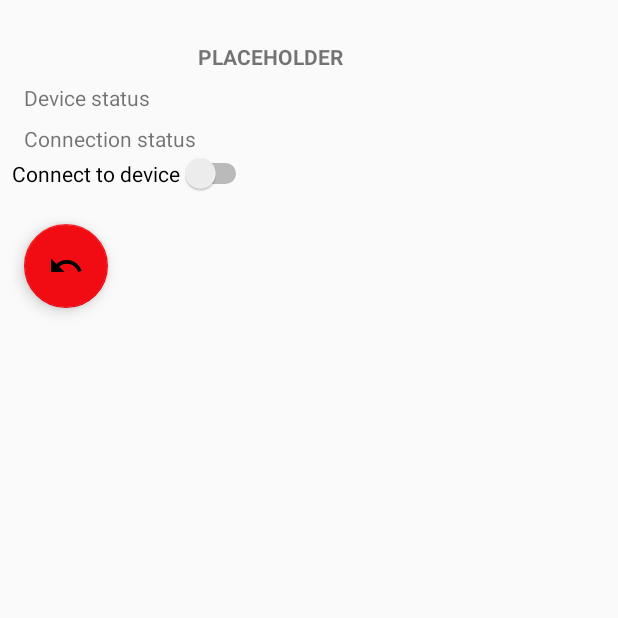
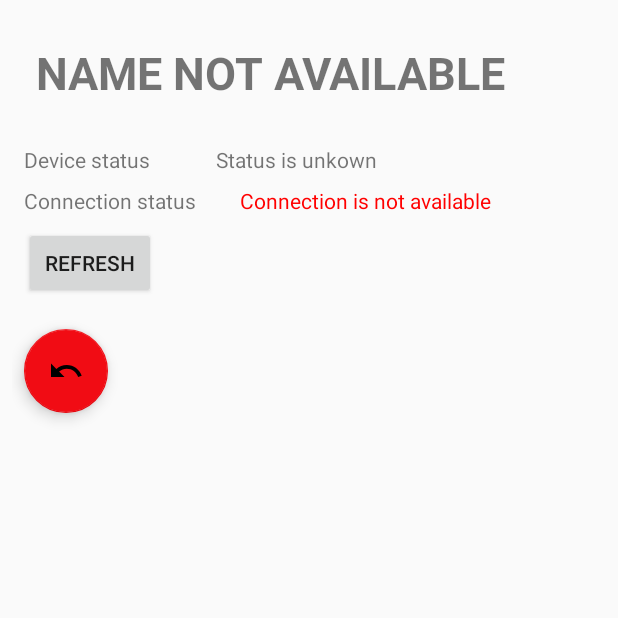
Before and after one commit to Gitvalt/androidDevResearchProject, an Android app: the fragment BluetoothDeviceFragment placed in its activity, on a phone screen of 412 x 824 dp, the top half of it. Run offline under Robolectric (Android 15) with nearby library versions, the phone set to English and light mode, and no system bars; 5 statements that could not run were skipped.

Commit message:
transfering data to fragment works, still bugs in connection status testing

```diff
--- a/BluetoothProject/app/src/main/java/com/ddcv/jamk/dev/bluetooth/myapplication/BluetoothConnectionManager.java
+++ b/BluetoothProject/app/src/main/java/com/ddcv/jamk/dev/bluetooth/myapplication/BluetoothConnectionManager.java
@@ -292,8 +292,6 @@ public class BluetoothConnectionManager {
         }
     }
 
-
-
     /**
      * 1. create "BluetoothClien"-thread socket to the SelectedDevice
      * 2. send message to device
@@ -333,24 +331,90 @@ public class BluetoothConnectionManager {
 
     }
 
+    /**
+     * Receive messages from other device via bluetooth
+     * @param device
+     */
     public void getMessages(BluetoothDevice device){
         BluetoothClient_Listen listenThread = new BluetoothClient_Listen();
         listenThread.run();
     }
 
+    /**
+     * Check if device with $MAC has been found
+     * @param MAC Physical address of the device
+     * @return BluetoothDevice-object
+     */
+    public BluetoothDevice getDeviceWithMac(String MAC)
+    {
+        if(foundDevices.size() < 0)
+        {
+            //there are no found devices
+            return null;
+        }
+        else
+        {
+            if(foundDevices.containsKey(MAC)){
+                //Devices does exist!
+                return foundDevices.get(MAC);
+            }
+            else
+            {
+                //device does not exist
+                return null;
+            }
+        }
+    }
+
+
+
+    /**
+     * Check if connection to defined device can be created
+     * @param Device Target for connection
+     * @return true or false
+     */
+    public boolean testConnection(BluetoothDevice Device)
+    {
+        BluetoothClient client = new BluetoothClient(Device);
+        BluetoothSocket socket = client.mSocket;
+
+        boolean status;
+
+        if(client.mSocket == null)
+        {
+            status = false;
+        }
+        else if(client.getSocket().isConnected())
+        {
+
+            status = true;
+
+            //closes connection and returns the response
+            client.cancel();
+
+            return true;
+        }
+        else
+        {
+            status = false;
+        }
+
+        return status;
+    }
 
     //When connection to the device has been established:
 
     /**
      * @class   BluetoothClient     Connect as a client to bluetooth device
      */
-    public class BluetoothClient extends Thread {
+    public class BluetoothClient extends Thread
+    {
 
         /**
          * @member  mSocket     Socket that is used to communicate with the device
          * @member  mDevice     Device that is to be communicated with
          */
-        private final BluetoothSocket mSocket;
+        public final BluetoothSocket mSocket;
         private final BluetoothDevice mDevice;
 
         //Constructor
@@ -458,7 +522,8 @@ public class BluetoothConnectionManager {
     /**
      * @class   BluetoothClient_Listen     receive Bluetooth communication from other devices (act as a server)
      */
-    public class BluetoothClient_Listen extends Thread {
+    public class BluetoothClient_Listen extends Thread
+    {
 
         private final BluetoothServerSocket mServerSocket;
         private static final String NAME = "Android phone client";
@@ -513,7 +578,8 @@ public class BluetoothConnectionManager {
     /**
      * @class   BluetoothClient_Write     Manage connection between two devices
      */
-    public class BluetoothClient_Write extends Thread{
+    public class BluetoothClient_Write extends Thread
+    {
 
         /**
          * @member  mSocket         Contains target bluetoothsocket
--- a/BluetoothProject/app/src/main/java/com/ddcv/jamk/dev/bluetooth/myapplication/BluetoothDeviceFragment.java
+++ b/BluetoothProject/app/src/main/java/com/ddcv/jamk/dev/bluetooth/myapplication/BluetoothDeviceFragment.java
@@ -3,11 +3,15 @@ package com.ddcv.jamk.dev.bluetooth.myapplication;
 import android.app.Fragment;
 import android.bluetooth.BluetoothDevice;
 import android.content.Context;
+import android.graphics.Color;
 import android.os.Bundle;
+import android.os.Handler;
 import android.support.annotation.Nullable;
 import android.view.LayoutInflater;
 import android.view.View;
 import android.view.ViewGroup;
+import android.widget.Button;
+import android.widget.TextView;
 
 /**
  * Created by K1967 on 7.11.2017.
@@ -18,13 +22,110 @@ public class BluetoothDeviceFragment extends android.support.v4.app.Fragment {
     /**
      * @member  BluetoothDevice  mBluetoothDevice    The selected bluetooth device
      */
+    private BluetoothDevice mBluetoothDevice;
 
-    private BluetoothDevice mBluetoothDevice;
+    private TextView deviceAddress;
+    private TextView deviceBondStatus;
+    private TextView deviceConnectionStatus;
+
 
     /**
      * @return  Response with copy of the selected mBluetoothDevice
      */
     public BluetoothDevice getSelectedBluetoothDevice() { return mBluetoothDevice; }
+
+
+    @Nullable
+    @Override
+    public View onCreateView(LayoutInflater inflater, @Nullable ViewGroup container, Bundle savedInstanceState) {
+        View view = inflater.inflate(R.layout.bluetooth_device_fragment, container, false);
+
+        deviceAddress = view.findViewById(R.id.deviceName);
+        deviceBondStatus = view.findViewById(R.id.deviceStatus);
+        deviceConnectionStatus = view.findViewById(R.id.connectionStatus);
+
+        String deviceName = getArguments().getString("Name");
+
+        if(deviceName == null)
+        {
+            deviceAddress.setText("Name not available");
+        }
+        else
+        {
+            deviceAddress.setText(deviceName);
+        }
+
+
+        int bondStatus = getArguments().getInt("Bond_Status");
+        int bondStatus_text;
+
+        switch (bondStatus)
+        {
+            case BluetoothDevice.BOND_BONDED:
+                bondStatus_text = R.string.Bonded;
+                break;
+
+            case BluetoothDevice.BOND_NONE:
+                bondStatus_text = R.string.noBond;
+                break;
+
+            default:
+                bondStatus_text = R.string.unkown_status;
+                break;
+        }
+
+        deviceBondStatus.setText(bondStatus_text);
+
+        Button button = (Button) view.findViewById(R.id.retry_connection_button);
+        button.setOnClickListener(new View.OnClickListener() {
+            @Override
+            public void onClick(View view) {
+                deviceConnectionStatus.setText(R.string.conn_testing);
+                reloadConnectionStatus();
+            }
+        });
+
+        deviceConnectionStatus.setText(R.string.conn_testing);
+        reloadConnectionStatus();
+
+        return view;
+    }
+
+    private void setConnectionStatus(boolean status)
+    {
+        if(status)
+        {
+            deviceConnectionStatus.setText(R.string.conn_available);
+            deviceConnectionStatus.setTextColor(Color.GREEN);
+        }
+        else
+        {
+            deviceConnectionStatus.setText(R.string.conn_unavailable);
+            deviceConnectionStatus.setTextColor(Color.RED);
+        }
+    }
+
+    private void reloadConnectionStatus()
+    {
+        if(getActivity().getClass() == MainActivity.class)
+        {
+            MainActivity activity = (MainActivity)getActivity();
+
+            final BluetoothConnectionManager manager = activity.getBluetoothController();
+            final String deviceMAC = getArguments().getString("Address");
+            final BluetoothDevice device = manager.getDeviceWithMac(deviceMAC);
+
+            Handler handler = new Handler();
+
+            handler.post(new Runnable() {
+                @Override
+                public void run() {
+                    boolean connResponse = manager.testConnection(device);
+                    setConnectionStatus(connResponse);
+                }
+            });
+        }
+    }
 
     @Override
     public void onAttach(Context context) {
@@ -32,23 +133,5 @@ public class BluetoothDeviceFragment extends android.support.v4.app.Fragment {
     }
 
 
-    @Nullable
-    @Override
-    public View onCreateView(LayoutInflater inflater, @Nullable ViewGroup container, Bundle savedInstanceState) {
-        View view = inflater.inflate(R.layout.bluetooth_device_fragment, container, false);
-        return view;
-    }
-
-
-    public void setBluetoothDevice(BluetoothDevice device){
-        mBluetoothDevice = device;
-    }
-
-    /**
-     * Return to devicelist fragment
-     */
-    public void onReturn(){
-
-    }
 
 }
--- a/BluetoothProject/app/src/main/res/layout/bluetooth_device_fragment.xml
+++ b/BluetoothProject/app/src/main/res/layout/bluetooth_device_fragment.xml
@@ -6,45 +6,46 @@
     android:layout_height="match_parent">
 
     <TextView
-        android:id="@+id/DeviceName"
+        android:id="@+id/deviceName"
         android:layout_width="match_parent"
         android:layout_height="wrap_content"
         android:layout_marginTop="20dp"
-        android:text="Placeholder"
         android:textAlignment="center"
         android:textAllCaps="true"
+        android:textSize="30sp"
         android:textStyle="bold" />
 
     <android.support.constraint.ConstraintLayout
-        android:id="@+id/statusBox"
+        android:id="@+id/statusBox_bond"
         android:layout_width="match_parent"
-        android:layout_height="wrap_content">
+        android:layout_height="wrap_content"
+        android:layout_marginTop="20dp">
 
         <TextView
-            android:id="@+id/StatusLabel"
-            android:layout_width="wrap_content"
+            android:id="@+id/StatusLabel_name"
+            android:layout_width="120dp"
             android:layout_height="wrap_content"
             android:layout_marginLeft="8dp"
+            android:layout_marginTop="8dp"
             android:text="@string/Status"
             app:layout_constraintLeft_toLeftOf="parent"
-            app:layout_constraintTop_toTopOf="parent"
-            android:layout_marginTop="8dp"
-            android:layout_marginStart="8dp" />
+            app:layout_constraintTop_toTopOf="parent" />
 
         <TextView
             android:id="@+id/deviceStatus"
             android:layout_width="wrap_content"
             android:layout_height="wrap_content"
-            android:layout_marginLeft="24dp"
-            android:layout_marginStart="24dp"
+            android:layout_marginStart="8dp"
             android:layout_marginTop="8dp"
-            app:layout_constraintLeft_toRightOf="@+id/StatusLabel"
+            android:maxLines="10"
+            android:scrollHorizontally="true"
+            app:layout_constraintStart_toEndOf="@+id/StatusLabel_name"
             app:layout_constraintTop_toTopOf="parent" />
 
     </android.support.constraint.ConstraintLayout>
 
     <android.support.constraint.ConstraintLayout
-        android:id="@+id/statusBox"
+        android:id="@+id/statusBox_connection"
         android:layout_width="match_parent"
         android:layout_height="wrap_content"
         tools:layout_editor_absoluteX="8dp"
@@ -52,10 +53,9 @@
 
         <TextView
             android:id="@+id/StatusLabel"
-            android:layout_width="wrap_content"
+            android:layout_width="120dp"
             android:layout_height="wrap_content"
             android:layout_marginLeft="8dp"
-            android:layout_marginStart="8dp"
             android:layout_marginTop="8dp"
             android:text="@string/conn_status"
             app:layout_constraintLeft_toLeftOf="parent"
@@ -66,20 +66,22 @@
             android:layout_width="wrap_content"
             android:layout_height="wrap_content"
             android:layout_marginLeft="24dp"
-            android:layout_marginStart="24dp"
             android:layout_marginTop="8dp"
+            android:scrollHorizontally="false"
             app:layout_constraintLeft_toRightOf="@+id/StatusLabel"
             app:layout_constraintTop_toTopOf="parent" />
+
+        <Button
+            android:id="@+id/retry_connection_button"
+            android:layout_width="wrap_content"
+            android:layout_height="wrap_content"
+            android:layout_marginStart="8dp"
+            android:layout_marginTop="8dp"
+            android:text="@string/refresh"
+            android:visibility="visible"
+            app:layout_constraintStart_toStartOf="parent"
+            app:layout_constraintTop_toBottomOf="@+id/StatusLabel" />
     </android.support.constraint.ConstraintLayout>
-
-    <Switch
-        android:id="@+id/ConnectSwitch"
-        android:layout_width="wrap_content"
-        android:layout_height="wrap_content"
-        android:checked="false"
-        android:text="@string/connect_to"
-        android:textOff="Disconnected"
-        android:textOn="Connected" />
 
     <android.support.design.widget.FloatingActionButton
         android:id="@+id/returnFloatButton"
@@ -98,4 +100,5 @@
         app:layout_constraintBottom_toBottomOf="parent"
         app:layout_constraintLeft_toLeftOf="parent"
         app:srcCompat="@drawable/ic_undo_black_24dp" />
+
 </LinearLayout>
--- a/BluetoothProject/app/src/main/res/values/strings.xml
+++ b/BluetoothProject/app/src/main/res/values/strings.xml
@@ -9,9 +9,15 @@
     <string name="Bonded_with">Bonded with device!</string>
     <string name="UnBonding">Unbonding...</string>
     <string name="Unbonded">Unbonded</string>
+    <string name="unkown_status">Status is unkown</string>
+
+    <string name="conn_available">Connection is available</string>
+    <string name="conn_unavailable">Connection is not available</string>
+    <string name="conn_testing">Testing if connection can be created</string>
 
     <string name="Unavailable">Unavailable</string>
     <string name="error_bonding">Bonding error!</string>
+    <string name="refresh">Refresh</string>
 
     <string name="conn_status">Connection status</string>
     <string name="connect_to">Connect to device</string>
```
Also changed, not shown: BluetoothProject/app/src/main/java/com/ddcv/jamk/dev/bluetooth/myapplication/MainActivity.java (+17 -33 lines).
